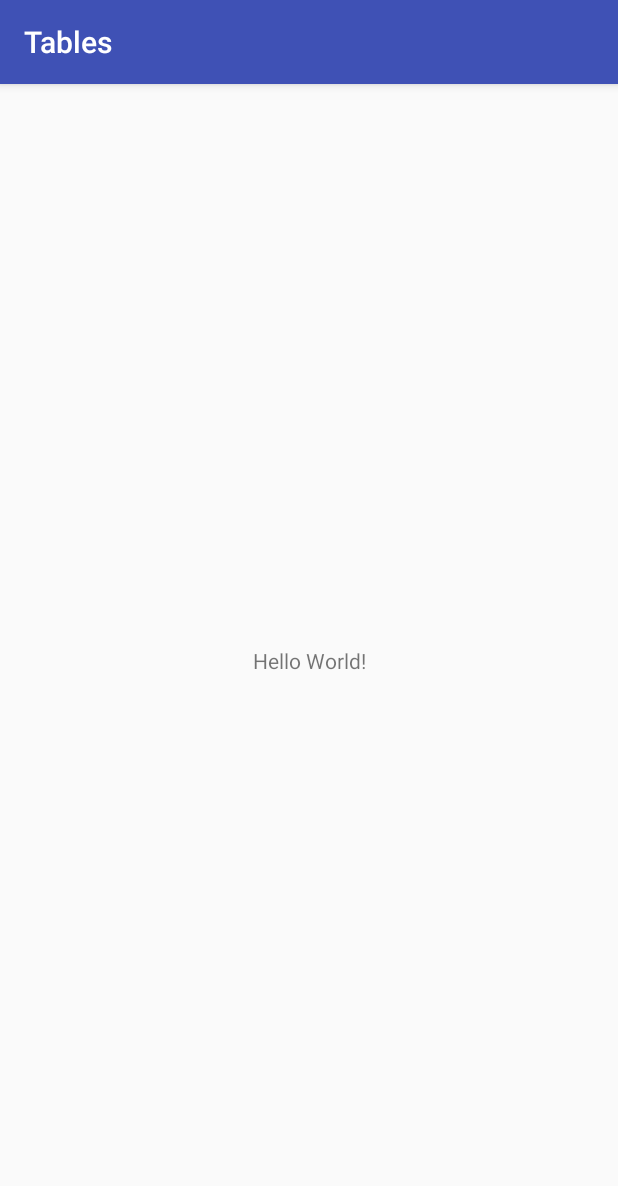
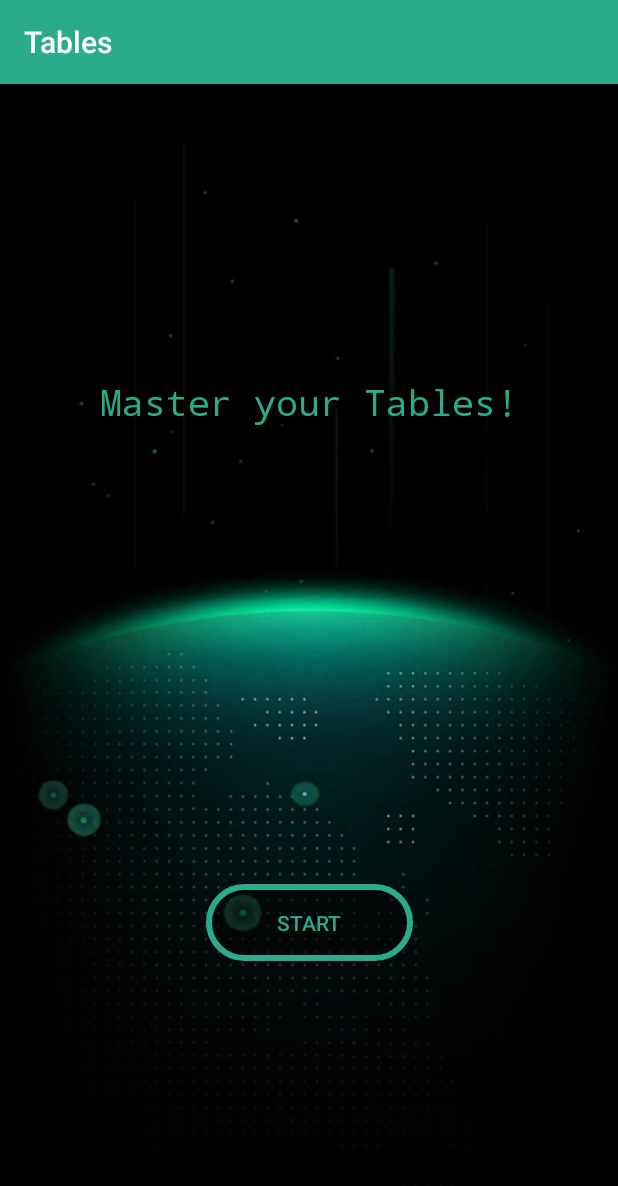
Before and after one commit to bidoofgoo/Tables, an Android app: the screen it shows after launch (MainActivity), on a phone screen of 412 x 824 dp. Shown: the top 1186 px of the screen. Run offline under Robolectric (Android 15) with nearby library versions, the phone set to English and light mode, and no system bars.

Commit message:
De startpagina
- Startpagina met button

```diff
--- /dev/null
+++ b/app/src/main/res/drawable/roundedbutton.xml
@@ -0,0 +1,12 @@
+<?xml version="1.0" encoding="utf-8"?>
+<shape xmlns:android="http://schemas.android.com/apk/res/android"
+    android:shape="rectangle">
+
+    <solid android:color="@color/transpaBlack"/>
+    <corners android:radius="150dp"/>
+
+    <!-- we define border color and thicc -->
+    <stroke
+        android:width="4dp"
+        android:color="@color/colorPrimary" />
+</shape>
--- a/app/src/main/res/layout/activity_main.xml
+++ b/app/src/main/res/layout/activity_main.xml
@@ -4,15 +4,41 @@
     xmlns:tools="http://schemas.android.com/tools"
     android:layout_width="match_parent"
     android:layout_height="match_parent"
+    android:background="@mipmap/background"
     tools:context=".MainActivity">
 
+    <Button
+        android:id="@+id/buttonStart"
+        android:layout_width="138dp"
+        android:layout_height="51dp"
+        android:layout_marginBottom="8dp"
+        android:layout_marginEnd="8dp"
+        android:layout_marginStart="8dp"
+        android:layout_marginTop="8dp"
+        android:background="@drawable/roundedbutton"
+        android:text="@string/start"
+        android:textColor="@color/colorPrimary"
+        app:layout_constraintBottom_toBottomOf="parent"
+        app:layout_constraintEnd_toEndOf="parent"
+        app:layout_constraintStart_toStartOf="parent"
+        app:layout_constraintTop_toTopOf="parent"
+        app:layout_constraintVertical_bias="0.75" />
+
     <TextView
+        android:id="@+id/textView"
         android:layout_width="wrap_content"
         android:layout_height="wrap_content"
-        android:text="Hello World!"
+        android:layout_marginBottom="8dp"
+        android:layout_marginEnd="8dp"
+        android:layout_marginStart="8dp"
+        android:layout_marginTop="8dp"
+        android:fontFamily="monospace"
+        android:text="@string/title"
+        android:textColor="@color/colorPrimary"
+        android:textSize="24sp"
         app:layout_constraintBottom_toBottomOf="parent"
-        app:layout_constraintLeft_toLeftOf="parent"
-        app:layout_constraintRight_toRightOf="parent"
-        app:layout_constraintTop_toTopOf="parent" />
-
+        app:layout_constraintEnd_toEndOf="parent"
+        app:layout_constraintStart_toStartOf="parent"
+        app:layout_constraintTop_toTopOf="parent"
+        app:layout_constraintVertical_bias="0.26" />
 </android.support.constraint.ConstraintLayout>
--- a/app/src/main/res/values/colors.xml
+++ b/app/src/main/res/values/colors.xml
@@ -1,6 +1,9 @@
 <?xml version="1.0" encoding="utf-8"?>
 <resources>
-    <color name="colorPrimary">#3F51B5</color>
-    <color name="colorPrimaryDark">#303F9F</color>
-    <color name="colorAccent">#FF4081</color>
+    <color name="colorPrimary">#2AAB8C</color>
+    <color name="colorPrimaryDark">#1b8c8c</color>
+    <color name="colorAccent">#8e8e8e</color>
+    <color name="colorBlack">#000</color>
+    <color name="transparent">#00000000</color>
+    <color name="transpaBlack">#88000000</color>
 </resources>
--- a/app/src/main/res/values/strings.xml
+++ b/app/src/main/res/values/strings.xml
@@ -1,3 +1,5 @@
 <resources>
     <string name="app_name">Tables</string>
+    <string name="start">Start</string>
+    <string name="title">Master your Tables!</string>
 </resources>
```
Also changed, not shown: app/src/main/res/mipmap-xxhdpi/background.jpg (added).
